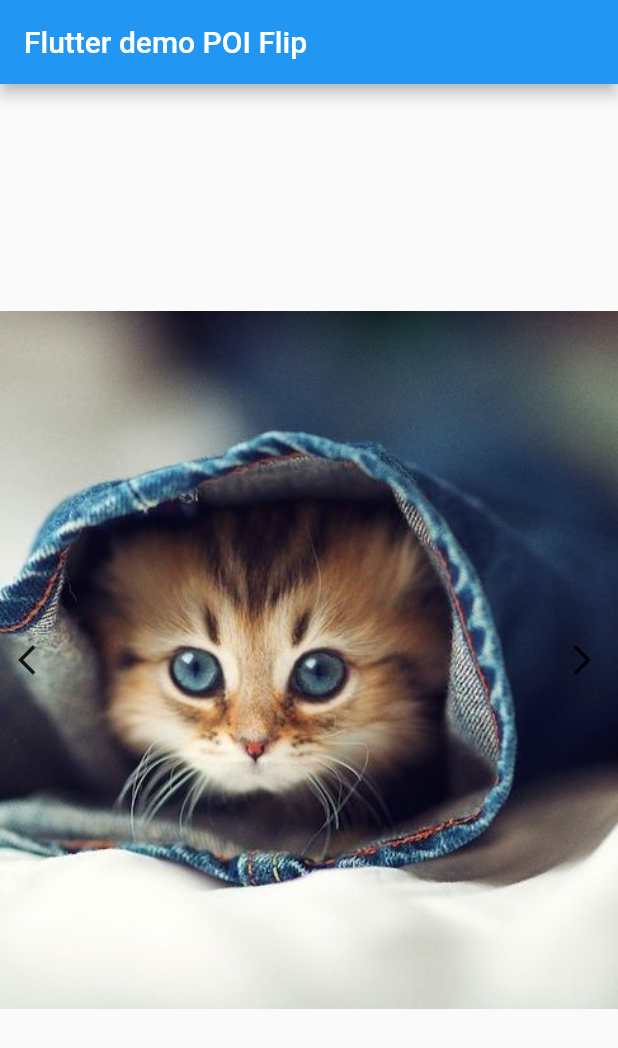
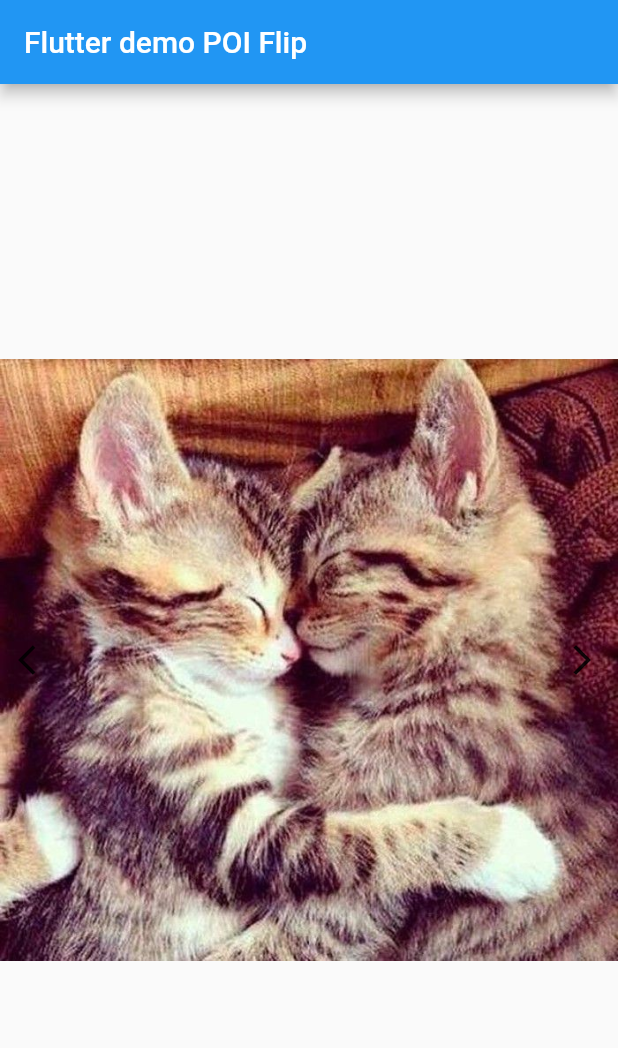
Before and after one commit to AlbaneseRemy/poi_flip, a Flutter app: the screen it shows after launch, after a tap on the "arrow back ios" icon, on a phone screen of 412 x 824 dp. Shown: the top 1048 px of the screen. Run offline on Flutter 3.47's test engine with Material 2 defaults, Android fonts, the light colour scheme and no system bars.

Commit message:
Image flips but doesn't changeearly enough

```diff
--- a/lib/main.dart
+++ b/lib/main.dart
@@ -1,4 +1,5 @@
 import 'package:flutter/material.dart';
+import 'package:poi_flip/transform_test.dart';
 import 'dart:math';
 
 import 'change_page_button.dart';
@@ -29,9 +30,12 @@ class MyHomePage extends StatefulWidget {
   State<MyHomePage> createState() => _MyHomePageState();
 }
 
-class _MyHomePageState extends State<MyHomePage> {
+class _MyHomePageState extends State<MyHomePage> with SingleTickerProviderStateMixin {
   late List<String> images;
   late int currentIndex;
+
+  late AnimationController _controller;
+  late Animation<double> _animation;
 
   @override
   void initState() {
@@ -39,9 +43,20 @@ class _MyHomePageState extends State<MyHomePage> {
     images = [
       'assets/images/chat1.jpeg',
       'assets/images/chat2.jpeg',
-      //'assets/images/chat3.jpeg',
+      'assets/images/chat3.jpeg',
     ];
 
+    _controller = AnimationController(
+      duration: const Duration(milliseconds: 500),
+      vsync: this,
+    );
+
+    final Tween<double> tween = Tween<double>(begin: 0, end: 1);
+
+    _animation = tween.animate(_controller);
+    _animation.addListener(() {
+      setState(() {});
+    });
     super.initState();
   }
 
@@ -51,52 +66,66 @@ class _MyHomePageState extends State<MyHomePage> {
       appBar: AppBar(
         title: const Text('Flutter demo POI Flip'),
       ),
-      body: GestureDetector(
-        onHorizontalDragEnd: (details) => flipImage(details),
-        child: Stack(
+      body: Stack(
         children: <Widget>[
           Center(
-              child: AnimatedContainer(
-                duration: const Duration(milliseconds: 500),
-                transform: Matrix4.identity()..rotateY(pi * currentIndex),
-                child: Image.asset(
-                  images[currentIndex],
-                  fit: BoxFit.cover,
-                ),
+            child: GestureDetector(
+              onHorizontalDragEnd: (details) => flipImage(details),
+              child: Stack(children: [
+                for (var image in images.reversed)
+                  Transform(
+                      transform: Matrix4.identity()
+                        ..setEntry(3, 2, 0.001)
+                        ..rotateY(pi * _animation.value),
+                        alignment: FractionalOffset.center,
+                      child: Visibility(visible: currentIndex == images.indexOf(image), child: Image.asset(image, fit: BoxFit.cover))),
+              ]),
             ),
           ),
           Center(
             child: Row(
               mainAxisAlignment: MainAxisAlignment.spaceBetween,
               children: [
-                  ChangePageButton(
-                    icon: const Icon(Icons.arrow_back_ios),
-                    onTap: () => updateImage((currentIndex - 1) % (images.length-1))
-                  ),
-                  ChangePageButton(
-                      icon: const Icon(Icons.arrow_forward_ios),
-                      onTap: () => updateImage((currentIndex + 1) % (images.length-1))
-                  ),
+                ChangePageButton(icon: const Icon(Icons.arrow_back_ios), onTap: () => updateImage((currentIndex - 1) % (images.length))),
+                ChangePageButton(icon: const Icon(Icons.arrow_forward_ios), onTap: () => updateImage((currentIndex + 1) % (images.length))),
               ],
             ),
           ),
         ],
-        ),
       ),
     );
   }
 
   void flipImage(DragEndDetails details) {
     if (details.velocity.pixelsPerSecond.dx > 0) {
-      updateImage(currentIndex = (currentIndex - 1) % (images.length-1));
+      updateImage((currentIndex - 1) % (images.length));
     } else if (details.velocity.pixelsPerSecond.dx < 0) {
-      updateImage(currentIndex = (currentIndex + 1) % (images.length-1));
+      updateImage((currentIndex + 1) % (images.length));
     }
   }
 
-  void updateImage(int newIndex) {
-    setState(() {
+  double rotationValue() {
+    setState(() {});
+    return pi * _animation.value;
+  }
+
+  Future<void> updateImage(int newIndex) async {
+    await _controller.forward();
+    updateIndex(newIndex);
+    _controller.reset();
+  }
+
+  void updateIndex(int newIndex) {
     currentIndex = newIndex;
-    });
+  }
+
+  @override
+  void dispose() {
+    _controller.dispose(); // Dispose the animation controller
+    super.dispose();
+  }
+
+  isIndexEven(int index) {
+    return index % 2 == 0;
   }
 }
```
Also changed, not shown: lib/transform_test.dart (added, +45 -0 lines). Lines whose indentation alone changed are shown as unchanged.
